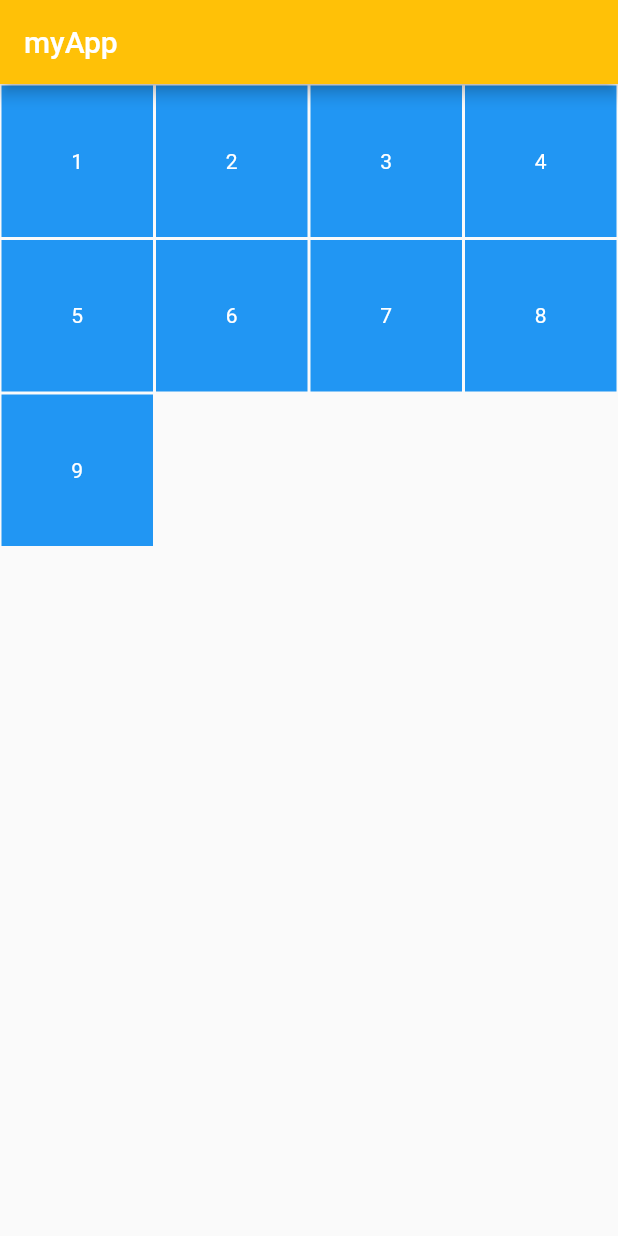
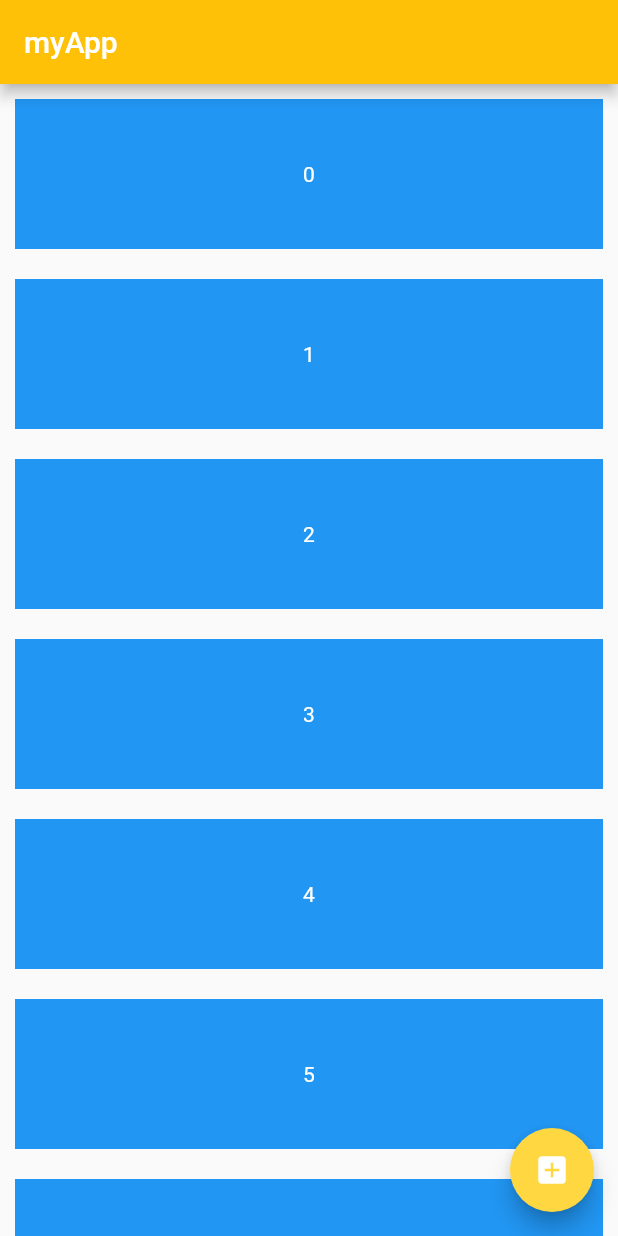
Before and after one commit to egidiocs/flutter-fireship-firebase-quizzap, a Flutter app: the screen it shows after launch, on a phone screen of 412 x 824 dp. Run offline on Flutter 3.47's test engine with Material 2 defaults, Android fonts, the phone set to English and light mode, and no system bars.

```diff
--- a/lib/main.dart
+++ b/lib/main.dart
@@ -2,7 +2,14 @@ import 'package:flutter/material.dart';
 
 void main() => runApp(MyApp());
 
-class MyApp extends StatelessWidget {
+class MyApp extends StatefulWidget {
+  @override
+  _MyAppState createState() => _MyAppState();
+}
+
+class _MyAppState extends State<MyApp> {
+  ScrollController _controller = ScrollController();
+
   @override
   Widget build(BuildContext context) {
     return MaterialApp(
@@ -11,10 +18,28 @@ class MyApp extends StatelessWidget {
           title: Text("myApp"),
           backgroundColor: Colors.amber,
         ),
-        body: GridView.count(
-          crossAxisCount: 4,
-          scrollDirection: Axis.vertical,
-          children: _cards(),
+        floatingActionButton: FloatingActionButton(
+          backgroundColor: Colors.amberAccent,
+          child: Icon(Icons.add_box),
+          onPressed: () => _controller.animateTo(_controller.offset + 10000,
+              curve: Curves.easeIn, duration: Duration(milliseconds: 500)),
+        ),
+        body: ListView.builder(
+          controller: _controller,
+          itemBuilder: (context, idx) {
+            return Container(
+              color: Colors.blue,
+              margin: EdgeInsets.all(10),
+              height: 100,
+              child: Center(
+                child: Text(
+                  '$idx',
+                  textAlign: TextAlign.center,
+                  style: TextStyle(color: Colors.white),
+                ),
+              ),
+            );
+          },
         ),
       ),
     );
```
